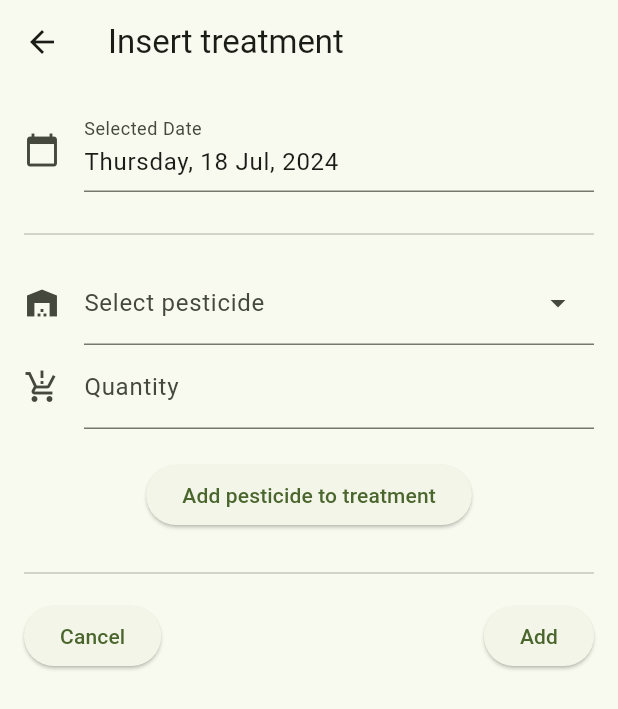
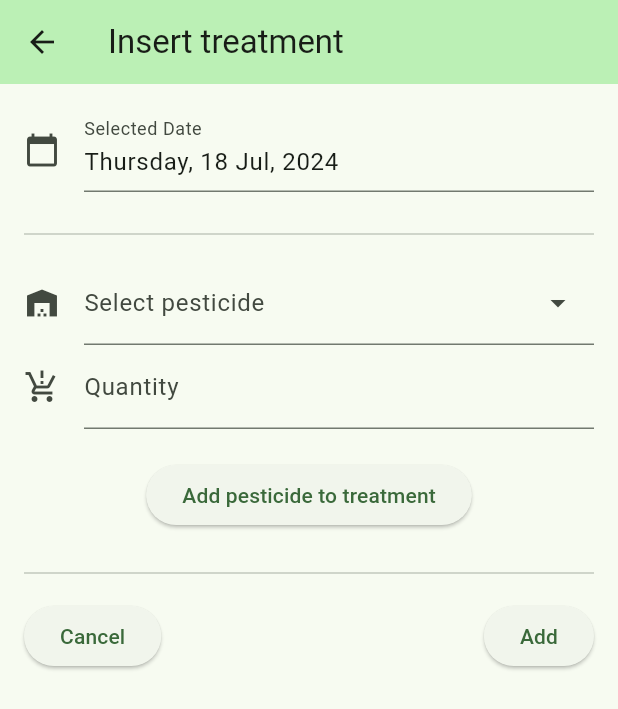
Before and after one commit to LucaBru/vineyard-guard, a Flutter app: the screen it shows after launch, after a tap on the "add" icon, on a phone screen of 412 x 824 dp. Shown: the top 709 px of the screen. Run offline on Flutter 3.47's test engine with Material 3 defaults, Android fonts, the phone set to English and light mode, and no system bars; drawn by our look-alikes of dropdown_search; our stand-ins replace cloud_firestore, firebase_core, syncfusion_flutter_charts; accounts and stored records are empty; generated files the repository leaves out were written again.

Commit message:
updates app theme and components' color

```diff
--- a/lib/main.dart
+++ b/lib/main.dart
@@ -20,11 +20,14 @@ class VineyardGuardApp extends StatelessWidget {
     return MaterialApp(
       title: 'VineyardGuard',
       theme: ThemeData(
-        colorScheme: ColorScheme.fromSeed(
-            seedColor: const Color.fromARGB(255, 110, 174, 37)),
         useMaterial3: true,
+        colorSchemeSeed: Color.fromARGB(186, 32, 221, 79),
       ),
-      darkTheme: ThemeData(useMaterial3: true, brightness: Brightness.dark),
+      darkTheme: ThemeData(
+        useMaterial3: true,
+        brightness: Brightness.dark,
+        colorSchemeSeed: Color.fromARGB(255, 8, 63, 22),
+      ),
       home: const HomePage(),
     );
   }
--- a/lib/presentation/purchase/add_purchase_form.dart
+++ b/lib/presentation/purchase/add_purchase_form.dart
@@ -23,7 +23,9 @@ class AddPurchaseFormState extends State<AddPurchaseForm> {
 
   @override
   Widget build(BuildContext context) => Scaffold(
-      appBar: AppBar(title: const Text("Insert purchase")),
+      appBar: AppBar(
+          title: const Text("Insert purchase"),
+          backgroundColor: Theme.of(context).colorScheme.primaryContainer),
       body: Form(
         key: _formKey,
         child: Padding(
--- a/lib/presentation/treatment/add_treatment_form.dart
+++ b/lib/presentation/treatment/add_treatment_form.dart
@@ -31,7 +31,9 @@ class AddTreatmentFormState extends State<AddTreatmentForm> {
 
   @override
   Widget build(BuildContext context) => Scaffold(
-      appBar: AppBar(title: const Text("Insert treatment")),
+      appBar: AppBar(
+          title: const Text("Insert treatment"),
+          backgroundColor: Theme.of(context).colorScheme.primaryContainer),
       body: SingleChildScrollView(
         child: Form(
           key: _formKey,
--- a/lib/presentation/treatment/treatment_screen.dart
+++ b/lib/presentation/treatment/treatment_screen.dart
@@ -29,7 +29,10 @@ class _TreatmentScreenState extends State<TreatmentScreen> {
 
   @override
   Widget build(BuildContext context) => Scaffold(
-    appBar: AppBar(title: const Text("Vineyard treatments")),
+        appBar: AppBar(
+          title: const Text("Vineyard treatments"),
+          backgroundColor: Theme.of(context).colorScheme.primaryContainer,
+        ),
         floatingActionButton: _floatingButton(),
         body: _futureWidget(context),
       );
@@ -63,7 +66,9 @@ class _TreatmentScreenState extends State<TreatmentScreen> {
       AsyncSnapshot<List<Treatment>> snapshot, BuildContext context) {
     _treatments = snapshot.data ?? [];
     _treatments.sort((a, b) => b.date.compareTo(a.date));
-    return ListView.builder(
+    return Padding(
+      padding: const EdgeInsets.fromLTRB(0, 4, 0, 0),
+      child: ListView.builder(
           physics: const NeverScrollableScrollPhysics(),
           itemCount: _treatments.length,
           itemBuilder: (context, index) => Dismissible(
@@ -77,18 +82,29 @@ class _TreatmentScreenState extends State<TreatmentScreen> {
                 setState(() {
                   _treatments.removeAt(index);
                 });
-            }));
+              })),
+    );
   }
 
-  Widget _treatmentCard(Treatment treatment) => Card(
+  Widget _treatmentCard(Treatment treatment) => Card.filled(
           child: ExpansionTile(
+        backgroundColor: Theme.of(context).colorScheme.primaryContainer,
+        leading: const Icon(Icons.engineering),
         title: Text(DateFormat('EEEE d MMMM y').format(treatment.date)),
+        shape: const Border(),
         children: treatment.pesticides.entries
-            .map((entry) => Padding(
-                  padding: const EdgeInsets.all(4.0),
-                  child: Text(
+            .map(
+              (entry) => ListTile(
+                tileColor: Theme.of(context).colorScheme.surfaceContainer,
+                leading: const Icon(Icons.medication),
+                title: Row(
+                  children: [
+                    Text(
                         '${entry.key}: ${entry.value.value} ${entry.value.unit.name}'),
-                ))
+                  ],
+                ),
+              ),
+            )
             .toList(),
       ));
 }
```
Also changed, not shown: lib/presentation/purchase/purchase_screen.dart (+18 -5 lines), lib/presentation/warehouse_screen.dart (+21 -7 lines), lib/presentation/weather_screen.dart (+35 -64 lines). Lines whose indentation alone changed are shown as unchanged.
